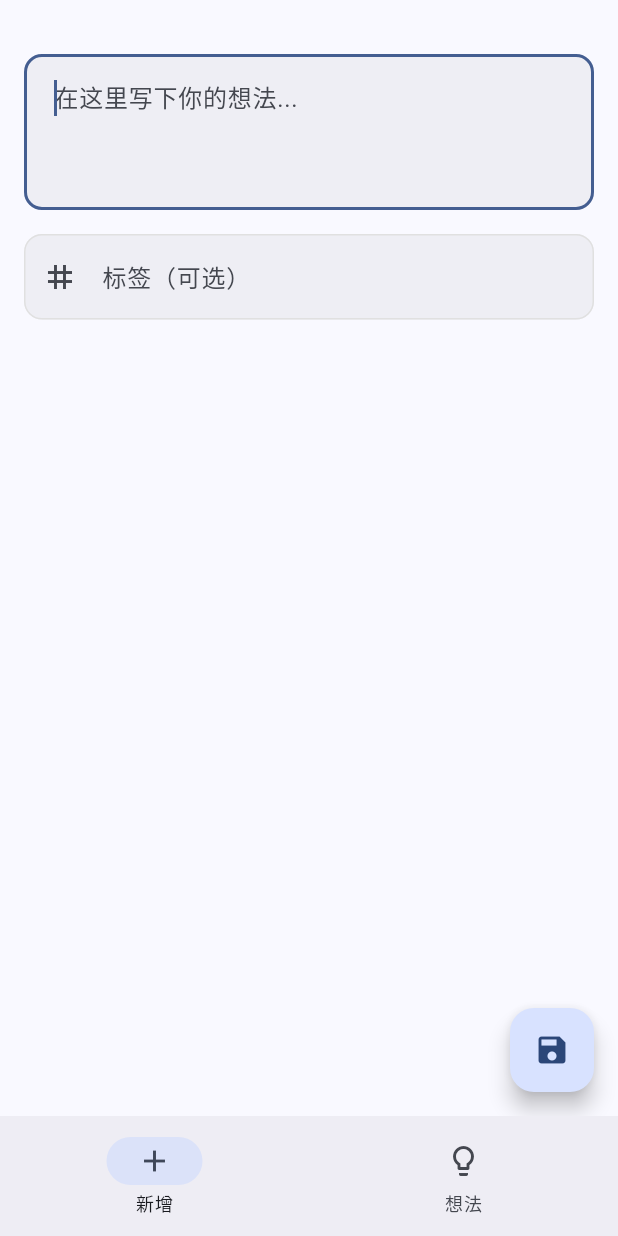
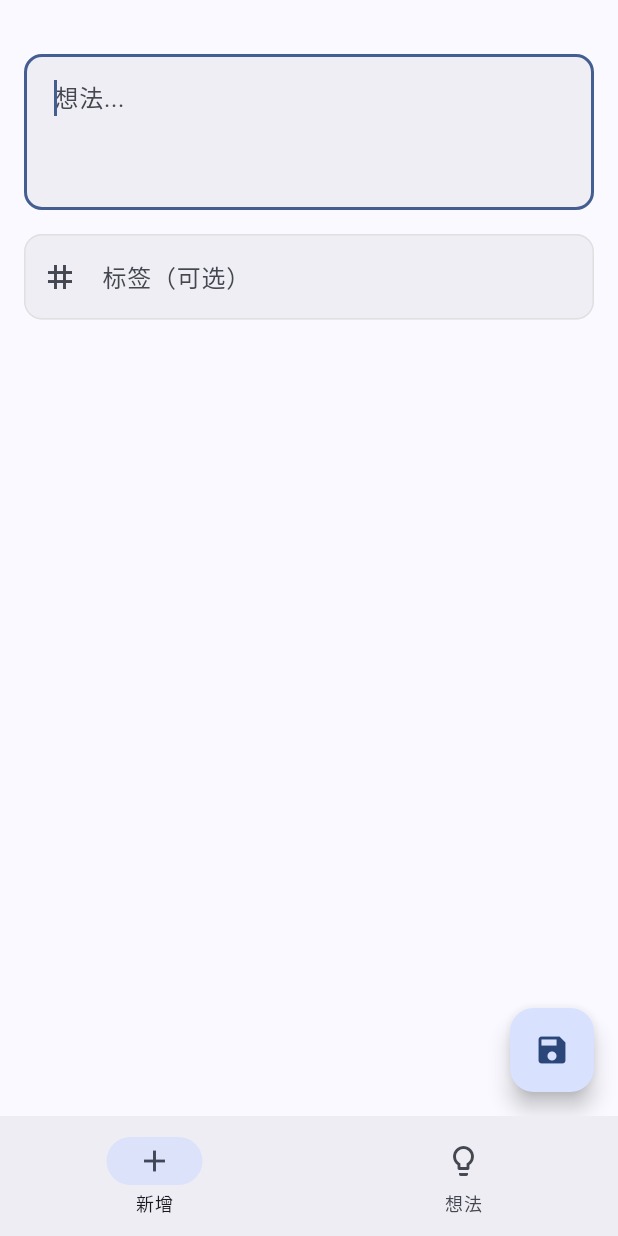
Before and after one commit to Hello-world150/pencil, a Flutter app: the screen it shows after launch, on a phone screen of 412 x 824 dp. Run offline on Flutter 3.47's test engine with Material 3 defaults, Android fonts, the light colour scheme and no system bars; our stand-ins replace shared_preferences; Roboto replaces fonts that are missing (ZhuqueFangsong).

Commit message:
refactor(constants): change prompts

```diff
--- a/lib/constants/app_constants.dart
+++ b/lib/constants/app_constants.dart
@@ -49,10 +49,10 @@ class AppConstants {
   // ========== 用户界面文案 ==========
 
   /// 想法输入提示
-  static const String thoughtHint = '在这里写下你的想法...';
+  static const String thoughtHint = '想法...';
 
   /// 标签输入提示
-  static const String tagHint = '为你的想法添加标签...';
+  static const String tagHint = '添加标签...';
 
   /// 标签输入标签
   static const String tagLabel = '标签（可选）';
@@ -63,8 +63,8 @@ class AppConstants {
   /// 无标签提示消息
   static const String noTagsMessage = '暂无可用标签';
 
-  /// 快速选择标签提示
-  static const String quickSelectTagsHint = '快速选择已有标签：';
+  /// 选择标签提示
+  static const String quickSelectTagsHint = '已有标签：';
 
   // ========== 操作按钮提示文本 ==========
 
@@ -95,7 +95,7 @@ class AppConstants {
   static const String tagRenamed = '标签已重命名';
 
   /// 标签重命名输入提示
-  static const String tagRenameHint = '输入新的标签名称...';
+  static const String tagRenameHint = '新的标签名称...';
 
   // ========== 对话框按钮文本 ==========
 
```
Also changed, not shown: 1 other file.
